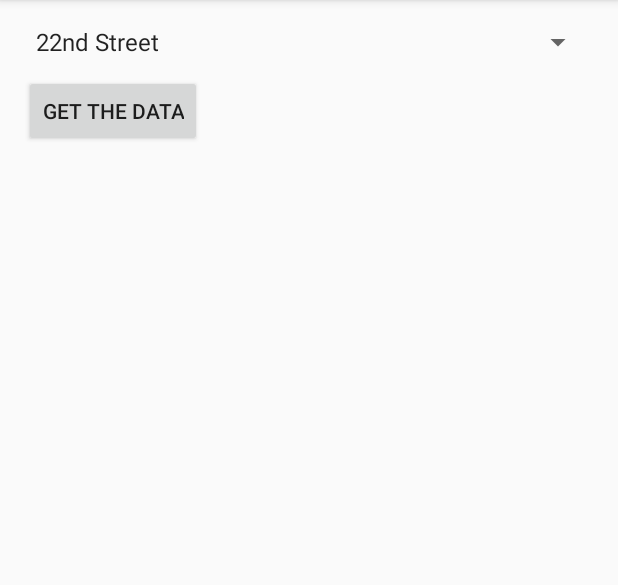
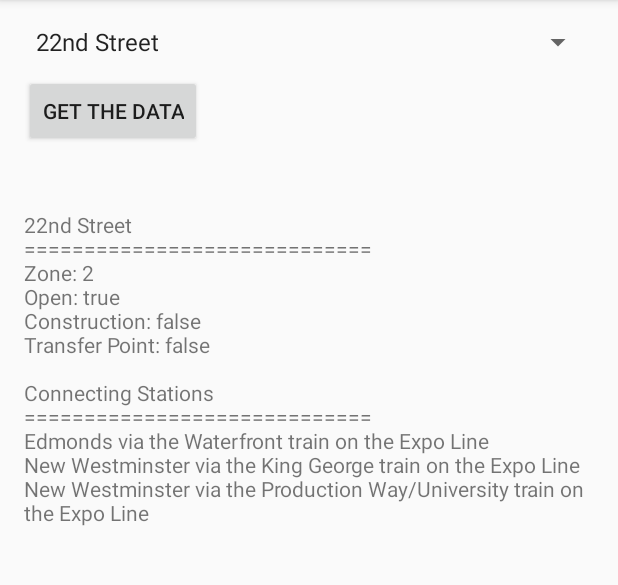
Before and after one commit to AlanCILee/csis3175, an Android app: the screen it shows after launch (MainActivity), after a tap on "GET THE DATA", on a phone screen of 412 x 824 dp, the part 84-669 px from its top. Run offline under Robolectric (Android 15) with nearby library versions, the phone set to English and light mode, and no system bars.

Commit message:
Completed the basic data structure of the Stations/Lines.

```diff
--- a/ObjTesting/app/src/main/java/com/example/matt/objecttesting/DataProcessor.java
+++ b/ObjTesting/app/src/main/java/com/example/matt/objecttesting/DataProcessor.java
@@ -12,7 +12,7 @@ public class DataProcessor
     //finds and returns a Station object matching the argument name
     public Station findStation(ArrayList<Station> searchArr,String searchStn)
     {
-        Station result = new Station("Error", "ERR", 0);
+        Station result = new Station();
 
         for (int i = 0; i < searchArr.size(); i++)
         {
@@ -37,6 +37,36 @@ public class DataProcessor
         return result;
     }
 
+    //turns a line code into a not line code
+    public String translateLine(String lineCode)
+    {
+        if (lineCode.equals("EXPO"))
+            return "Expo Line";
+        else if (lineCode.equals("MILL"))
+            return "Millenium Line";
+        else
+            return "Canada Line";
+    }
+
+    //turns a train code into a not train code
+    public String translateTrain(String trainCode)
+    {
+        if (trainCode.equals("PWAYU"))
+            return "Production Way/University";
+        else if (trainCode.equals("KGEORGE"))
+            return "King George";
+        else if (trainCode.equals("LLDOUG"))
+            return "Lafarge Lake-Douglas";
+        else if (trainCode.equals("VCCCL"))
+            return "VCC-Clark";
+        else if (trainCode.equals("RICHBR"))
+            return "Richmond-Brighouse";
+        else if (trainCode.equals("YVRA"))
+            return "YVR-AIrport";
+        else
+            return "Waterfront";
+    }
+
     //calculate and return the shortest route between two points
     public Path findRoute(Station start, Station end)
     {
--- a/ObjTesting/app/src/main/java/com/example/matt/objecttesting/MainActivity.java
+++ b/ObjTesting/app/src/main/java/com/example/matt/objecttesting/MainActivity.java
@@ -6,6 +6,7 @@ import android.os.Bundle;
 import android.view.View;
 import android.widget.ArrayAdapter;
 import android.widget.Spinner;
+import android.widget.TextView;
 import android.widget.Toast;
 
 import java.util.ArrayList;
@@ -33,29 +34,15 @@ public class MainActivity extends AppCompatActivity
 
         //this shit needs to be in the MainActivity since we're using getResources() to grab the string array
         String[] stnData = getResources().getStringArray(R.array.stationData);
-        String[] s = getResources().getStringArray(R.array.stationData);
+        String[] stnNames = getResources().getStringArray(R.array.stationNames);
 
+        //loop for the masterlist of stuff
         for (int i = 0; i < stnData.length; i++)
         {
             String[] data = stnData[i].split(",");
-            Station temp = new Station(data[0], data[1], Integer.parseInt(data[2]));
+            Station temp = new Station(stnNames[i], data[0], Integer.parseInt(data[1]), Boolean.parseBoolean(data[2]), Boolean.parseBoolean(data[3]), Boolean.parseBoolean(data[4]), data[5]);
             masterList.add(temp);
         }
-
-        Spinner station = (Spinner)findViewById(R.id.spnStations);
-        ArrayAdapter<String> adapter;
-        //List<String> s = new ArrayList<String>();
-
-        for (int i = 0; i < masterList.size(); i++)
-        {
-            s[i] = masterList.get(i).getFullName();
-        }
-
-        //String[] testArr = s.toArray(new String[s.size()]);
-
-        adapter = new ArrayAdapter<String>(this, android.R.layout.simple_spinner_item, s);
-        adapter.setDropDownViewResource(android.R.layout.simple_spinner_dropdown_item);
-        station.setAdapter(adapter);
     }
 
     //THIS IS A TESTING FUNCTION DON'T INCLUDE IT IN ANYTHING RETARD
@@ -66,9 +53,29 @@ public class MainActivity extends AppCompatActivity
 
         Station testStn = alGore.findStation(masterList, selectedName);
         String testName = testStn.getFullName();
-        String testCode = testStn.getCode();
+        //String testCode = testStn.getCode();
         int testZone = testStn.getZone();
+        boolean testOpen = testStn.getOpen();
+        boolean testCon = testStn.getConstruction();
+        boolean testTran = testStn.getTransferPoint();
 
-        Toast.makeText(this, testName + " [" + testCode + "], in Zone " + testZone, Toast.LENGTH_LONG).show();
+        TextView output = (TextView)findViewById(R.id.txtOutput);
+        output.setText(testName + "\n=============================\n");
+        output.append("Zone: " + testZone + "\n");
+        output.append("Open: " + testOpen + "\n");
+        output.append("Construction: " + testCon + "\n");
+        output.append("Transfer Point: " + testTran + "\n\n");
+        output.append("Connecting Stations \n=============================\n");
+
+        for (int i = 0; i < testStn.connectingStations.size(); i++)
+        {
+            String[] con = testStn.connectingStations.get(i).split("-");
+            String connectorName = alGore.findStation(masterList, con[0]).getFullName();
+            String line = alGore.translateLine(con[1]);
+            String train = alGore.translateTrain(con[2]);
+
+            output.append(connectorName + " via the " + train + " train on the " + line + "\n");
+        }
+
     }
 }
--- a/ObjTesting/app/src/main/java/com/example/matt/objecttesting/Station.java
+++ b/ObjTesting/app/src/main/java/com/example/matt/objecttesting/Station.java
@@ -11,19 +11,42 @@ public class Station
     private String fullName;
     private String code;
     private int zone;
-    private boolean isOpen = true;
-    private boolean hasConstruction = false;
-    private boolean isTransferPoint = false;
+    private boolean isOpen;
+    private boolean hasConstruction;
+    private boolean isTransferPoint;
 
     public ArrayList<String> connectingStations; //should this be public?
 
     //Constructor
     //note: once all this is initialized, there should be no reason to change the information ie no need for mutator functions
-    Station(String n, String c, int z)
+    Station(String n, String c, int z, boolean o, boolean con, boolean t, String connectionString)
     {
         this.fullName = n;
         this.code = c;
         this.zone = z;
+        this.isOpen = o;
+        this.hasConstruction = con;
+        this.isTransferPoint = t;
+        connectingStations = new ArrayList<String>();
+
+        if (connectionString.contains(":"))
+        {
+            String[] connections = connectionString.split(":");
+
+            for (int i = 0; i < connections.length; i++)
+            {
+                connectingStations.add(connections[i]);
+            }
+        }
+        else
+        {
+            connectingStations.add(connectionString);
+        }
+    }
+
+    Station()
+    {
+        //kek
     }
 
     public String getFullName()
--- a/ObjTesting/app/src/main/res/layout/activity_main.xml
+++ b/ObjTesting/app/src/main/res/layout/activity_main.xml
@@ -17,7 +17,8 @@
         android:layout_alignParentStart="true"
         android:id="@+id/spnStations"
         android:textColor="#000000"
-        android:spinnerMode="dialog" />
+        android:spinnerMode="dialog"
+        android:entries="@array/stationNames" />
 
     <Button
         android:text="Get The Data"
@@ -28,4 +29,14 @@
         android:layout_marginTop="10dp"
         android:onClick="testData"
         android:id="@+id/btnTest" />
+
+    <TextView
+        android:text="OUTPUT"
+        android:layout_width="wrap_content"
+        android:layout_height="wrap_content"
+        android:layout_below="@+id/btnTest"
+        android:layout_alignParentStart="true"
+        android:layout_marginTop="42dp"
+        android:id="@+id/txtOutput" />
+
 </RelativeLayout>
--- a/ObjTesting/app/src/main/res/values/strings.xml
+++ b/ObjTesting/app/src/main/res/values/strings.xml
@@ -1,59 +1,113 @@
 <resources>
     <string name="app_name">Object Testing</string>
+    <string-array name="stationNames">
+        <item>22nd Street</item>
+        <item>29th Avenue</item>
+        <item>Aberdeen</item>
+        <item>Braid</item>
+        <item>Brentwood Town Center</item>
+        <item>Bridgeport</item>
+        <item>Broadway-City Hall</item>
+        <item>Burquitlam</item>
+        <item>Burrard</item>
+        <item>Columbia</item>
+        <item>Commercial-Broadway</item>
+        <item>Coquitlam Central</item>
+        <item>Edmonds</item>
+        <item>Gateway</item>
+        <item>Gilmore</item>
+        <item>Granville</item>
+        <item>Holdom</item>
+        <item>Inlet Center</item>
+        <item>Joyce Collingwood</item>
+        <item>King Edward</item>
+        <item>King George</item>
+        <item>Larfarge Lake-Douglas</item>
+        <item>Lake City Way</item>
+        <item>Langara-49th Avenue</item>
+        <item>Lansdowne</item>
+        <item>Lincoln</item>
+        <item>Lougheed Town Center</item>
+        <item>Main Street-Science World</item>
+        <item>Marine Drive</item>
+        <item>Metrotown</item>
+        <item>Moody Center</item>
+        <item>Nanaimo</item>
+        <item>New Westminster</item>
+        <item>Oakridge-41st Avenue</item>
+        <item>Olympic Village</item>
+        <item>Patterson</item>
+        <item>Production Way-University</item>
+        <item>Renfrew</item>
+        <item>Richmond-Brighouse</item>
+        <item>Royal Oak</item>
+        <item>Rupert</item>
+        <item>Sapperton</item>
+        <item>Scott Road</item>
+        <item>Sea Island Center</item>
+        <item>Sperling-Burnaby Lake</item>
+        <item>Stadium-Chinatown</item>
+        <item>Surrey Central</item>
+        <item>Templeton</item>
+        <item>Vancouver City Center</item>
+        <item>VCC-Clark</item>
+        <item>Waterfront</item>
+        <item>Yaletown-Roundhouse</item>
+        <item>YVR-Airport</item>
+    </string-array>
     <string-array name="stationData">
-        <item>22nd Street,22S,2</item>
-        <item>29th Avenue,29A,1</item>
-        <item>Aberdeen,ABD,2</item>
-        <item>Braid,BRD,2</item>
-        <item>Brentwood Town Center,BTC,2</item>
-        <item>Bridgeport,BRP,2</item>
-        <item>Broadway-City Hall,BCH,1</item>
-        <item>Burquitlam,BQM,3</item>
-        <item>Burrard,BRR,1</item>
-        <item>Columbia,CLB,2</item>
-        <item>Commercial-Broadway,CMB,1</item>
-        <item>Coquitlam Central,CQC,3</item>
-        <item>Edmonds,EDM,2</item>
-        <item>Gateway,GTW,3</item>
-        <item>Gilmore,GLM,2</item>
-        <item>Granville,GVL,1</item>
-        <item>Holdom,HLD,2</item>
-        <item>Inlet Center,INL,3</item>
-        <item>Joyce Collingwood,JCW,1</item>
-        <item>King Edward,KED,1</item>
-        <item>King George,KGG,3</item>
-        <item>Larfarge Lake-Douglas,LLD,3</item>
-        <item>Lake City Way,LCW,2</item>
-        <item>Langara-49th Avenue,L49,1</item>
-        <item>Lansdowne,LDN,2</item>
-        <item>Lincoln,LCL,3</item>
-        <item>Lougheed Town Center,LTC,2</item>
-        <item>Main Street-Science World,MSW,1</item>
-        <item>Marine Drive,MRD,1</item>
-        <item>Metrotown,MTT,2</item>
-        <item>Moody Center,MDC,3</item>
-        <item>Nanaimo,NNM,1</item>
-        <item>New Westminster,NWM,2</item>
-        <item>Oakridge-41st Avenue,O41,1</item>
-        <item>Olympic Village,OLV,1</item>
-        <item>Patterson,PTS,2</item>
-        <item>Production Way-University,PWU,2</item>
-        <item>Renfrew,RFW,1</item>
-        <item>Richmond-Brighouse,RBG,2</item>
-        <item>Royal Oak,ROK,2</item>
-        <item>Rupert,RPT,1</item>
-        <item>Sapperton,SPT,2</item>
-        <item>Scott Road,SCR,3</item>
-        <item>Sea Island Center,SIC,2</item>
-        <item>Sperling-Burnaby Lake,SBL,2</item>
-        <item>Stadium-Chinatown,SCT,1</item>
-        <item>Surrey Central,SRC,3</item>
-        <item>Templeton,TPL,2</item>
-        <item>Vancouver City Center,VAN,1</item>
-        <item>VCC-Clark,VCC,1</item>
-        <item>Waterfront,WTF,1</item>
-        <item>Yaletown-Roundhouse,YRH,1</item>
-        <item>YVR-Airport,YVR,2</item>
+        <item>22S,2,true,false,false,EDM-EXPO-WFRONT:NWM-EXPO-KGEORGE:NWM-EXPO-PWAYU</item>
+        <item>29A,1,true,false,false,NAN-EXPO-WFRONT:JCW-EXPO-KGEORGE:JCW-EXPO-PWAYU</item>
+        <item>ABD,2,true,false,false,BRP-CAN-WFRONT:LDN-CAN-RICHBR</item>
+        <item>BRD,2,true,false,false,SAP-EXPO-WFRONT:LTC-EXPO-PWAYU</item>
+        <item>BTC,2,true,false,false,HOL-MILL-LLDOUG:GIL-MILL-VCCCL</item>
+        <item>BRP,2,true,false,true,MRD-CAN-WFRONT:ABD-CAN-RICHBR:TPL-CAN-YVRA</item>
+        <item>BCH,1,true,false,false,OLV-CAN-WFRONT:KED-CAN-RICHBR:KED-CAN-YVRA</item>
+        <item>BRQ,3,true,false,false,MDC-MILL-LLDOUG:LTC-MILL-VCCCL</item>
+        <item>BUR,1,true,false,false,WTF-EXPO-WFRONT:GVL-EXPO-PWAYU:GVL-EXPO-KGEORGE</item>
+        <item>CLB,2,true,false,true,SAP-EXPO-WFRONT:SCR-EXPO-KGEORGE:NWM-EXPO-WFRONT</item>
+        <item>CCMB,1,true,true,true,MSW-EXPO-WFRONT:NAN-EXPO-KGEORGE:NAN-EXPO-PWAYU:VCC-MILL-VCCCL:REN-MILL-LLDOUG</item>
+        <item>CQC,3,true,false,false,LCL-EXPO-LLDOUG:INL-MILL-VCCCL</item>
+        <item>EDM,2,true,false,false,22S-EXPO-KGEORGE:22S-EXPO-PWAYU:MET-EXPO-VCCCL</item>
+        <item>GTW,3,true,false,false,SCR-EXPO-WFRONT:SUR-EXPO-KGEORGE</item>
+        <item>GIL,2,true,false,false,RUP-MILL-VCCCL:BTC-MILL-LLDOUG</item>
+        <item>GVL,1,true,false,false,BUR-EXPO-WFRONT:SCT-EXPO-KGEORGE:SCT-EXPO-PWAYU</item>
+        <item>HOL,2,true,false,false,BTC-MILL-VCCCL:SBL-MILL-LLDOUG</item>
+        <item>INL,3,true,false,false,CQC-MILL-LLDOUG:MDC-MILL-VCCCL</item>
+        <item>JCW,1,true,true,false,PAT-EXPO-KGEORGE:PAT-EXPO-PWAYU:29A-EXPO-WFRONT</item>
+        <item>KED,1,true,false,false,BCH-CAN-WFRONT:O41-CAN-RICHBR:O41-CAN-YVRA</item>
+        <item>KGG,3,true,false,false,SUR-EXPO-WFRONT</item>
+        <item>LLD,3,true,false,false,LCL-MILL-VCCCL</item>
+        <item>LCW,2,true,false,false,PWU-EXPO-LLDOUG:SBL-EXPO-VCCCL</item>
+        <item>L49,1,true,false,false,O41-CAN-WFRONT:MRD-CAN-RICHBR:MRD-CAN-YVRA</item>
+        <item>LDN,2,true,false,false,RBG-CAN-RICHBR:ABD-CAN-WFRONT</item>
+        <item>LCL,3,true,false,false,LLD-MILL-LLDOUG:CQC-MILL-VCCCL</item>
+        <item>LTC,2,true,false,true,PWU-EXPO-PWAYU:BRD-EXPO-WFRONT:PWU-MILL-VCCCL:BRQ-MILL-LLDOUG</item>
+        <item>MSW,1,true,false,false,SCT-EXPO-WFRONT:CMB-EXPO-PWAYU:CMB-EXPO-KGEORGE</item>
+        <item>MRD,1,true,false,false,L49-CAN-WFRONT:BRP-CAN-RICHBR:BRP-CAN-YVRA</item>
+        <item>MET,2,true,true,false,ROK-EXPO-KGEORGE:ROK-EXPO-PWAYU:PAT-EXPO-WFRONT</item>
+        <item>MDC,3,true,false,false,INL-MILL-LLDOUG:BRQ-MILL-VCCCL</item>
+        <item>NAN,1,true,false,false,29A-EXPO-KGEORGE:29A-EXPO-PWAYU:CMB-EXPO-WFRONT</item>
+        <item>NWM,2,true,false,false,CMB-EXPO-PWAYU:CMB-EXPO-KGEORGE:22S-EXPO-WFRONT</item>
+        <item>O41,1,true,false,false,KED-CAN-WFRONT:L49-CAN-RICHBR:L49-CAN-YVRA</item>
+        <item>OLV,1,true,false,false,YRH-CAN-WFRONT:BCH-CAN-RICHBR:BCH-CAN-YVRA</item>
+        <item>PAT,2,true,false,false,JCW-EXPO-WFRONT:MET-EXPO-KGEORGE:MET-EXPO-PWAYU</item>
+        <item>PWU,2,true,false,false,LCW-MILL-VCCCL:LTC-MILL-LLDOUG:LTC-EXPO-WFRONT</item>
+        <item>REN,1,true,false,false,CMB-MILL-VCCCL:RUP-MILL-LLDOUG</item>
+        <item>RBG,2,true,false,false,LDN-CAN-WFRONT</item>
+        <item>ROK,2,true,false,false,EDM-EXPO-KGEORGE:EDM-EXPO-PWAYU:MET-EXPO-WFRONT</item>
+        <item>RUP,1,true,false,false,REN-MILL-VCCCL:GIL-MILL-LLDOUG</item>
+        <item>SAP,2,true,false,false,BRD-EXPO-PWAYU:CLB-EXPO-WFRONT</item>
+        <item>SCR,3,true,false,false,CLB-EXPO-WFRONT:GTW-EXPO-KGEORGE</item>
+        <item>SEA,2,true,false,false,YVR-CAN-YVRA:TPL-CAN-WFRONT</item>
+        <item>SBL,2,true,false,false,HOL-MILL-VCCCL:LCW-MILL-LLDOUG</item>
+        <item>SCT,1,true,false,false,GVL-EXPO-WFRONT:MSW-EXPO-KGEORGE:MSW-EXPO-PWAYU</item>
+        <item>SUR,3,true,false,false,GTW-EXPO-WFRONT:KGG-EXPO-KGEORGE</item>
+        <item>TPL,2,true,false,false,SEA-CAN-YVRA:BRP-CAN-WFRONT</item>
+        <item>VAN,1,true,false,false,WTF-CAN-WFRONT:YRH-CAN-RICHBR:YRH-CAN-YVRA</item>
+        <item>VCC,1,true,false,false,CMB-MILL-LLDOUG</item>
+        <item>WTF,1,true,false,true,BUR-EXPO-PWAYU:BUR-EXPO-KGEORGE:VAN-CAN-RICHBR:VAN-CAN-YVRA</item>
+        <item>YRH,1,true,false,false,VAN-CAN-WFRONT:OLV-CAN-RICHBR:OLV-CAN-YVRA</item>
+        <item>YVR,2,true,false,false,SEA-CAN-WFRONT</item>
     </string-array>
-    <string-array name="stationConnections"></string-array>
 </resources>
```
Also changed, not shown: 3 other files.
